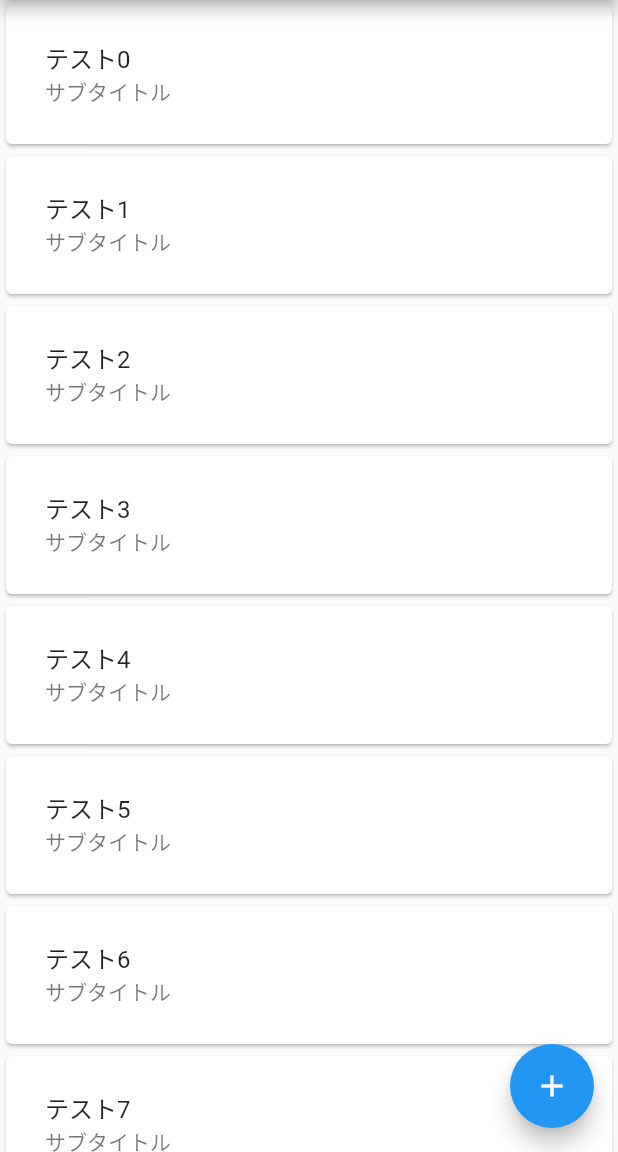
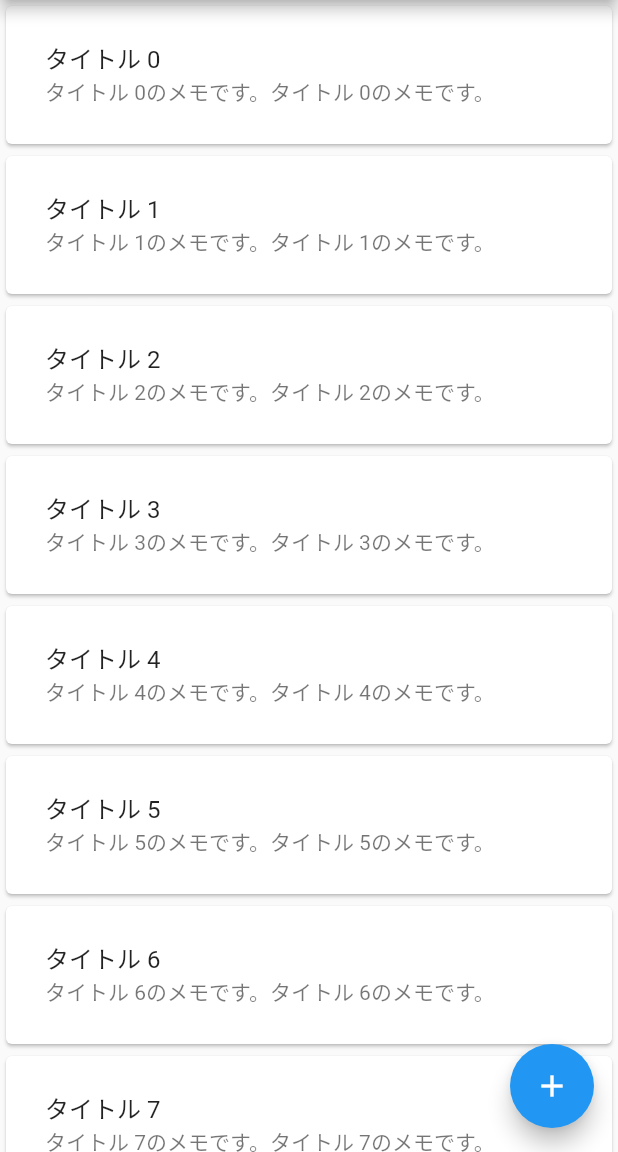
Before and after one commit to reika178/my_todo_app, a Flutter app: the screen it shows after launch, on a phone screen of 412 x 824 dp, the part 84-1236 px from its top. Run offline on Flutter 3.47's test engine with Material 2 defaults, Android fonts, the phone set to English and light mode, and no system bars.

Commit message:
todo.titleとか映った

```diff
--- a/lib/main.dart
+++ b/lib/main.dart
@@ -49,7 +49,11 @@ class _MyHomePageState extends State<MyHomePage> {
       ),
       body: ListView.builder(
         itemCount: items.length,
-        itemBuilder: (context, index) {
+        itemBuilder: (BuildContext context, int index) {
+          Todo todo = Todo(
+            "タイトル $index",
+            "タイトル $indexのメモです。タイトル $indexのメモです。"
+          );
           final item = items[index];
 
           return Dismissible(
@@ -67,8 +71,8 @@ class _MyHomePageState extends State<MyHomePage> {
                   Container(
                     margin: EdgeInsets.all(10.0),
                     child: ListTile(
-                      title: Text("テスト$index"),
-                      subtitle: Text("サブタイトル"),
+                      title: Text("${todo.title}"),
+                      subtitle: Text("${todo.note}"),
                     )
                   ),
                 ],
```
